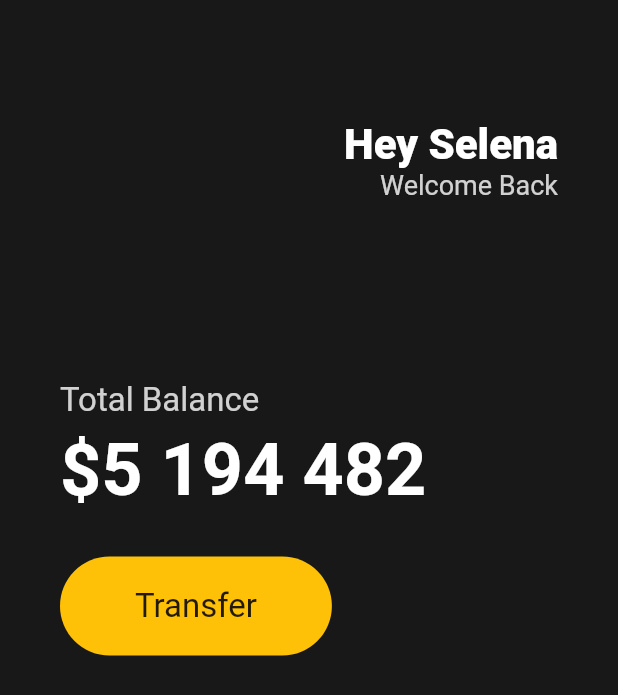
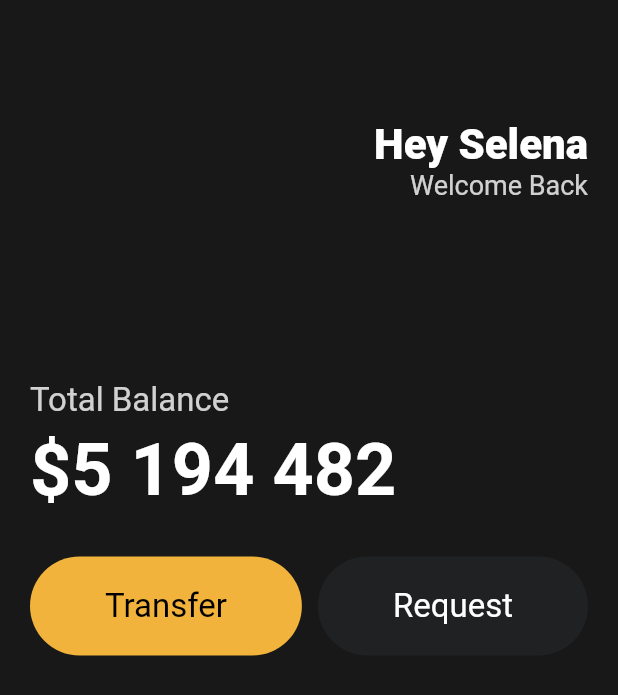
Before and after one commit to greenlemonkp/flutter_practiceUI, a Flutter app: the screen it shows after launch, on a phone screen of 412 x 824 dp. Shown: the top 695 px of the screen. Run offline on Flutter 3.47's test engine with Material 2 defaults, Android fonts, the phone set to English and light mode, and no system bars.

Commit message:
Add reusable widgets

```diff
--- a/lib/main.dart
+++ b/lib/main.dart
@@ -1,21 +1,24 @@
 import 'package:flutter/material.dart';
+import 'package:toonflix/widgets/button.dart';
 
 void main() {
-  runApp(App());
+  runApp(const App());
 }
 
 class App extends StatelessWidget {
+  const App({super.key});
+
   @override
   Widget build(BuildContext context) {
     return MaterialApp(
       home: Scaffold(
-          backgroundColor: Color(0xFF181818),
+          backgroundColor: const Color(0xFF181818),
           body: Padding(
-              padding: EdgeInsets.symmetric(horizontal: 40),
+              padding: const EdgeInsets.symmetric(horizontal: 20),
               child: Column(
                 crossAxisAlignment: CrossAxisAlignment.start,
                 children: [
-                  SizedBox(
+                  const SizedBox(
                     height: 80,
                   ),
                   Row(
@@ -24,7 +27,7 @@ class App extends StatelessWidget {
                       Column(
                         crossAxisAlignment: CrossAxisAlignment.end,
                         children: [
-                          Text(
+                          const Text(
                             "Hey Selena",
                             style: TextStyle(
                                 color: Colors.white,
@@ -41,7 +44,7 @@ class App extends StatelessWidget {
                       )
                     ],
                   ),
-                  SizedBox(
+                  const SizedBox(
                     height: 120,
                   ),
                   Text(
@@ -51,10 +54,10 @@ class App extends StatelessWidget {
                       color: Colors.white.withOpacity(0.8),
                     ),
                   ),
-                  SizedBox(
+                  const SizedBox(
                     height: 5,
                   ),
-                  Text(
+                  const Text(
                     '\$5 194 482',
                     style: TextStyle(
                       fontSize: 48,
@@ -62,29 +65,20 @@ class App extends StatelessWidget {
                       color: Colors.white,
                     ),
                   ),
-                  SizedBox(
+                  const SizedBox(
                     height: 30,
                   ),
-                  Row(
+                  const Row(
+                    mainAxisAlignment: MainAxisAlignment.spaceBetween,
                     children: [
-                      Container(
-                        decoration: BoxDecoration(
-                          color: Colors.amber,
-                          borderRadius: BorderRadius.circular(45),
-                        ),
-                        child: Padding(
-                          padding: EdgeInsets.symmetric(
-                            vertical: 20,
-                            horizontal: 50,
-                          ),
-                          child: Text(
-                            'Transfer',
-                            style: TextStyle(
-                              fontSize: 22,
-                            ),
-                          ),
-                        ),
-                      )
+                      Button(
+                          text: 'Transfer',
+                          bgColor: Color(0xFFF1B33B),
+                          textColor: Colors.black),
+                      Button(
+                          text: 'Request',
+                          bgColor: Color(0xFF1F2123),
+                          textColor: Colors.white),
                     ],
                   )
                 ],
--- /dev/null
+++ b/lib/widgets/button.dart
@@ -0,0 +1,37 @@
+import 'package:flutter/material.dart';
+
+class Button extends StatelessWidget {
+  final String text;
+  final Color bgColor;
+  final Color textColor;
+
+  const Button({
+    super.key,
+    required this.text,
+    required this.bgColor,
+    required this.textColor,
+  });
+
+  @override
+  Widget build(BuildContext context) {
+    return Container(
+      decoration: BoxDecoration(
+        color: bgColor,
+        borderRadius: BorderRadius.circular(45),
+      ),
+      child: Padding(
+        padding: const EdgeInsets.symmetric(
+          vertical: 20,
+          horizontal: 50,
+        ),
+        child: Text(
+          text,
+          style: TextStyle(
+            color: textColor,
+            fontSize: 22,
+          ),
+        ),
+      ),
+    );
+  }
+}
```
